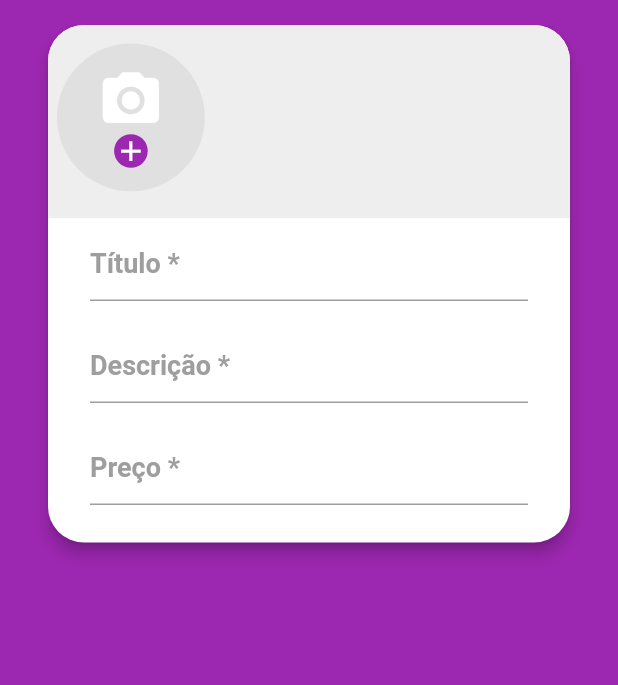
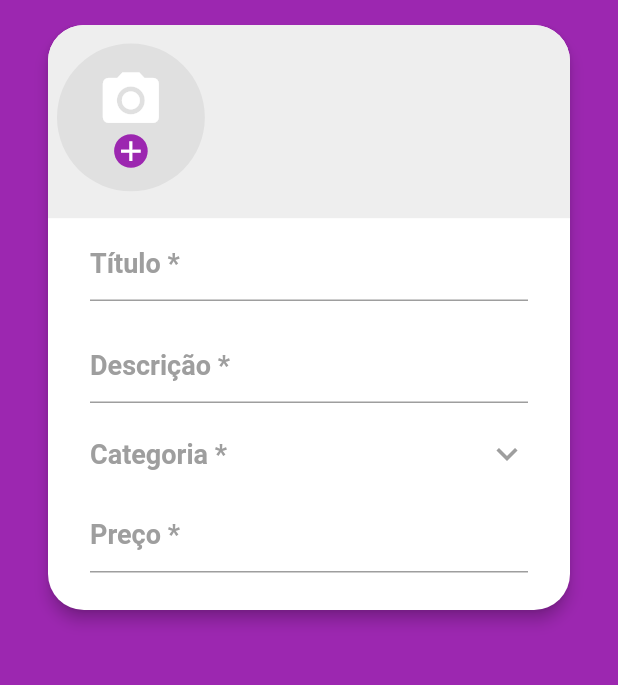
Before and after one commit to marcosmanto/xlo_mobx, a Flutter app: the CreateScreen screen opened directly, on a phone screen of 412 x 824 dp, the part 59-744 px from its top. Run offline on Flutter 3.47's test engine with Material 2 defaults, Android fonts, the phone set to English and light mode, and no system bars; our stand-ins replace brasil_fields, flutter_mobx, get_it, image_cropper, image_picker, mobx and 1 more; accounts and stored records are empty; generated files the repository leaves out were written again; network calls fail.

Commit message:
Finished category selection process. Created CategoryField that opens category screen and waits for it response. If a category is selected in create store a Chp displays the choosen category.

```diff
--- a/lib/main.dart
+++ b/lib/main.dart
@@ -1,8 +1,6 @@
 import 'package:flutter/material.dart';
 import 'package:get_it/get_it.dart';
 import 'package:parse_server_sdk_flutter/parse_server_sdk.dart';
-import 'package:xlo_mobx/repositories/category_repository.dart';
-import 'package:xlo_mobx/screens/category/category_screen.dart';
 import 'package:xlo_mobx/stores/category_store.dart';
 import 'stores/create_store.dart';
 import 'stores/login_store.dart';
@@ -58,7 +56,7 @@ class MyApp extends StatelessWidget {
           secondary: Colors.cyanAccent[200],
         ),
       ),
-      home: CategoryScreen(),
+      home: BaseScreen(),
     );
   }
 }
--- a/lib/screens/category/category_screen.dart
+++ b/lib/screens/category/category_screen.dart
@@ -51,7 +51,7 @@ class CategoryScreen extends StatelessWidget {
                   final category = categories[index];
                   return InkWell(
                     onTap: () {
-                      Navigator.of(context).pop(category.description);
+                      Navigator.of(context).pop(category);
                     },
                     child: Container(
                       alignment: Alignment.center,
@@ -65,6 +65,8 @@ class CategoryScreen extends StatelessWidget {
                       child: Text(
                         category.description,
                         style: TextStyle(
+                          color:
+                              category.id == selected?.id ? null : Colors.grey,
                           fontSize: 18,
                           fontWeight: FontWeight.bold,
                         ),
--- /dev/null
+++ b/lib/screens/create/components/category_field.dart
@@ -0,0 +1,102 @@
+import 'package:flutter/material.dart';
+import 'package:flutter_mobx/flutter_mobx.dart';
+import 'package:xlo_mobx/screens/category/category_screen.dart';
+
+import '../../../stores/create_store.dart';
+
+class CategoryField extends StatelessWidget {
+  const CategoryField(this.createStore, {super.key});
+
+  final CreateStore createStore;
+
+  @override
+  Widget build(BuildContext context) {
+    return Observer(builder: (_) {
+      return Container(
+          padding: EdgeInsets.symmetric(horizontal: 12),
+          margin: const EdgeInsets.only(bottom: 5),
+          constraints: BoxConstraints(minHeight: 40),
+          alignment: Alignment.topLeft,
+          //color: Colors.pink,
+          //height: 40,
+          child: InkWell(
+            onTap: () async {
+              FocusScope.of(context).unfocus();
+              final category = await showDialog(
+                context: context,
+                builder: (_) => CategoryScreen(
+                  showAll: false,
+                  selected: createStore.category,
+                ),
+              );
+              if (category != null) {
+                createStore.setCategory(category);
+              }
+            },
+            child: Column(
+              children: [
+                Row(
+                  mainAxisAlignment: MainAxisAlignment.spaceBetween,
+                  children: [
+                    Text(
+                      'Categoria *',
+                      style: createStore.category == null
+                          ? TextStyle(
+                              color: Colors.grey,
+                              fontSize: 18,
+                              fontWeight: FontWeight.bold,
+                            )
+                          : TextStyle(
+                              color: Colors.grey,
+                              fontSize: 14,
+                              fontWeight: FontWeight.bold,
+                            ),
+                    ),
+                    Icon(
+                      Icons.keyboard_arrow_down,
+                      color: Colors.grey,
+                      size: 28,
+                    ),
+                  ],
+                ),
+                if (createStore.category != null)
+                  Container(
+                      alignment: Alignment.centerLeft,
+                      child: Chip(
+                        labelPadding: const EdgeInsets.symmetric(
+                          horizontal: 15,
+                          vertical: 2,
+                        ),
+                        onDeleted: () {
+                          createStore.clearCategory();
+                        },
+                        deleteIcon: Icon(
+                          Icons.remove_circle,
+                          color: Colors.white,
+                          size: 25,
+                        ),
+                        backgroundColor: Theme.of(context).colorScheme.primary,
+                        label: Text(
+                          createStore.category!.description,
+                          style: TextStyle(
+                            color: Colors.white,
+                            fontSize: 16,
+                            fontWeight: FontWeight.bold,
+                          ),
+                        ),
+                      )
+                      /*Text(
+                      createStore.category!.description,
+                      style: TextStyle(
+                        color: Colors.grey[600],
+                        fontSize: 16,
+                        fontWeight: FontWeight.bold,
+                      ),
+                    ),*/
+                      )
+              ],
+            ),
+          ));
+    });
+  }
+}
--- a/lib/screens/create/create_screen.dart
+++ b/lib/screens/create/create_screen.dart
@@ -5,6 +5,7 @@ import 'package:get_it/get_it.dart';
 import '../../components/custom_drawer/custom_drawer.dart';
 import '../../stores/create_store.dart';
 
+import 'components/category_field.dart';
 import 'components/images_field.dart';
 
 class CreateScreen extends StatelessWidget {
@@ -47,6 +48,7 @@ class CreateScreen extends StatelessWidget {
                   expandable: true,
                   maxHeight: 149,
                 ),
+                CategoryField(createStore),
                 AdFormField(
                   labelText: 'Preço',
                   isRequired: true,
--- a/lib/stores/create_store.dart
+++ b/lib/stores/create_store.dart
@@ -1,4 +1,5 @@
 import 'package:mobx/mobx.dart';
+import 'package:xlo_mobx/models/category.dart';
 
 part 'create_store.g.dart';
 
@@ -6,4 +7,13 @@ class CreateStore = _CreateStoreBase with _$CreateStore;
 
 abstract class _CreateStoreBase with Store {
   ObservableList images = ObservableList();
+
+  @observable
+  Category? category;
+
+  @action
+  void clearCategory() => category = null;
+
+  @action
+  void setCategory(Category value) => category = value;
 }
```
Also changed, not shown: lib/stores/create_store.g.dart.
